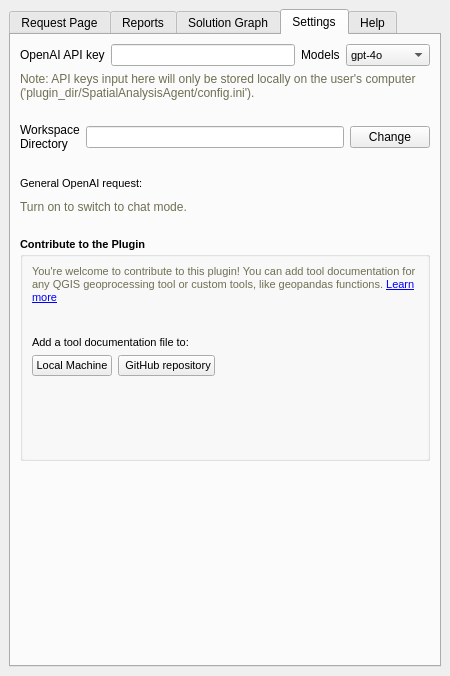
Old version of the form SpatialAnalysisAgent_dockwidget_base.ui in the repository xiaobing318/SpatialAnalysisAgent.
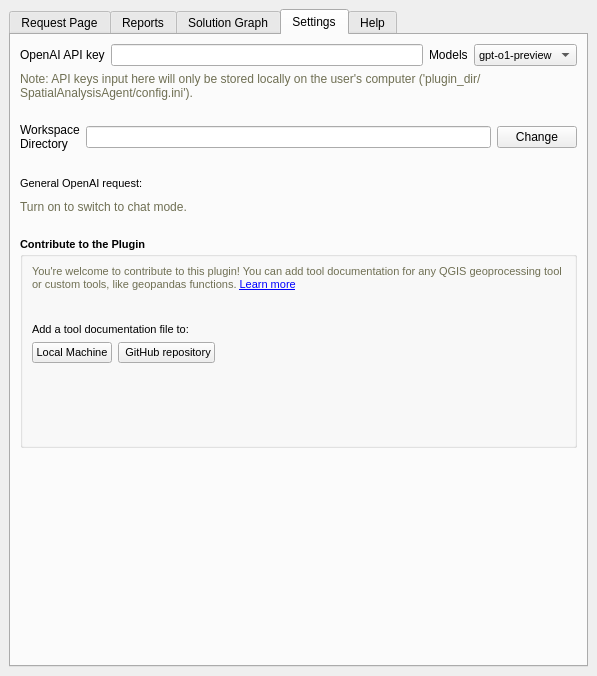
New version of the form. Custom widgets are drawn as their Qt base class.

```diff
--- a/SpatialAnalysisAgent_dockwidget_base.ui
+++ b/SpatialAnalysisAgent_dockwidget_base.ui
@@ -6,7 +6,7 @@
    <rect>
     <x>0</x>
     <y>0</y>
-    <width>450</width>
+    <width>597</width>
     <height>676</height>
    </rect>
   </property>
@@ -419,6 +419,16 @@
               <pointsize>8</pointsize>
              </font>
             </property>
+            <item>
+             <property name="text">
+              <string>gpt-o1-preview</string>
+             </property>
+            </item>
+            <item>
+             <property name="text">
+              <string>gpt-o1-mini</string>
+             </property>
+            </item>
             <item>
              <property name="text">
               <string>gpt-4o</string>
```
